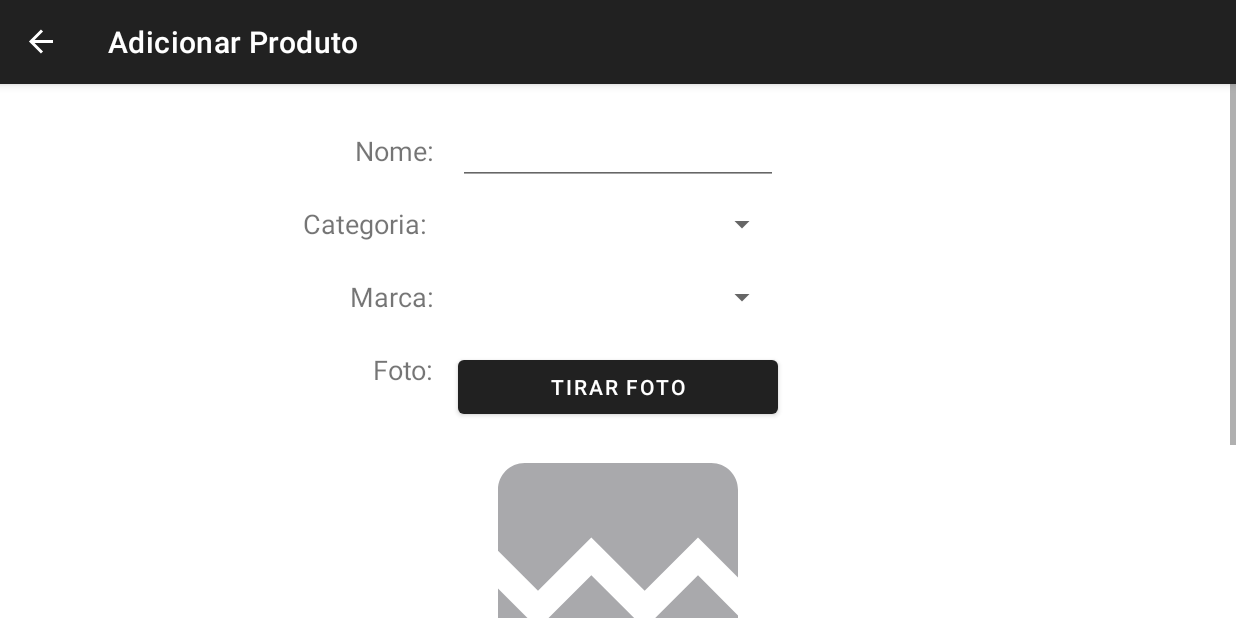
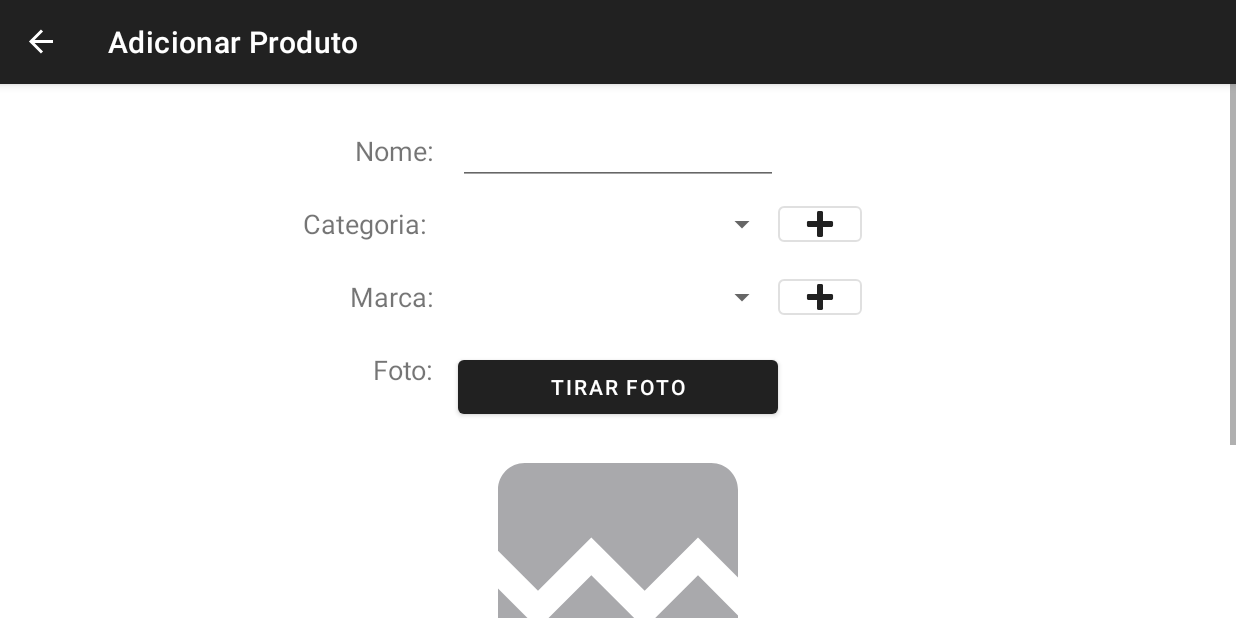
Before and after one commit to tiagonuneslx/gestao-da-cozinha, an Android app: the AdicionarProdutoFragment screen opened through its navigation route, on a phone screen of 824 x 412 dp (held sideways). Run offline under Robolectric (Android 15) with nearby library versions, the phone set to English and light mode, and no system bars; our stand-ins replace Dagger/Hilt's generated code, Timber, data binding, navigation-ui; libraries missing offline, so code that uses them is left out: androidx.hilt, androidx.hilt.lifecycle; pictures from the network do not load.

Commit message:
Adicionar Categoria ao adicionar produto (alpha)

```diff
--- a/app/src/main/java/com/example/gestaodacozinha/ui/registos/produtos/AdicionarProdutoFragment.kt
+++ b/app/src/main/java/com/example/gestaodacozinha/ui/registos/produtos/AdicionarProdutoFragment.kt
@@ -2,16 +2,21 @@ package com.example.gestaodacozinha.ui.registos.produtos
 
 import android.Manifest
 import android.os.Bundle
+import android.text.InputType
 import android.view.LayoutInflater
 import android.view.View
 import android.view.ViewGroup
+import android.widget.EditText
 import androidx.activity.result.contract.ActivityResultContracts
+import androidx.appcompat.app.AlertDialog
 import androidx.fragment.app.Fragment
 import androidx.fragment.app.viewModels
 import androidx.navigation.fragment.findNavController
+import com.example.gestaodacozinha.R
 import com.example.gestaodacozinha.databinding.AdicionarProdutoFragmentBinding
 import dagger.hilt.android.AndroidEntryPoint
 import timber.log.Timber
+
 
 @AndroidEntryPoint
 class AdicionarProdutoFragment : Fragment() {
@@ -68,9 +73,34 @@ class AdicionarProdutoFragment : Fragment() {
             }
         }
 
+        val adicionarCategoriaDialog: AlertDialog = buildAdicionarCategoriaDialog()
+
+        binding.botaoAdicionarCategoria.setOnClickListener {
+            adicionarCategoriaDialog.show()
+        }
+
         binding.viewModel = viewModel
         binding.lifecycleOwner = this
 
         return binding.root
     }
+
+    private fun buildAdicionarCategoriaDialog(): AlertDialog {
+        val builder = AlertDialog.Builder(requireContext())
+        builder.apply {
+            val input = EditText(requireContext())
+            input.inputType = InputType.TYPE_CLASS_TEXT or InputType.TYPE_TEXT_FLAG_CAP_SENTENCES
+            setView(input)
+            setPositiveButton(
+                R.string.ok
+            ) { dialog, id ->
+                Timber.d(input.toString())
+            }
+            setNegativeButton(
+                R.string.cancel
+            ) { dialog, id -> }
+            setTitle("Adicionar categoria")
+        }
+        return builder.create()
+    }
 }
--- a/app/src/main/res/layout/adicionar_produto_fragment.xml
+++ b/app/src/main/res/layout/adicionar_produto_fragment.xml
@@ -73,6 +73,16 @@
                 app:layout_constraintEnd_toEndOf="@+id/textView"
                 app:layout_constraintTop_toBottomOf="@+id/textView" />
 
+            <Button
+                android:id="@+id/botao_adicionar_categoria"
+                style="@style/Widget.App.Button.OutlinedButton.IconOnly"
+                android:layout_width="wrap_content"
+                android:layout_height="0dp"
+                app:icon="@android:drawable/ic_input_add"
+                app:layout_constraintBottom_toBottomOf="@+id/categoria_spinner"
+                app:layout_constraintStart_toEndOf="@+id/categoria_spinner"
+                app:layout_constraintTop_toTopOf="@+id/categoria_spinner" />
+
             <com.google.android.material.textview.MaterialTextView
                 android:id="@+id/textView5"
                 android:layout_width="wrap_content"
@@ -82,6 +92,16 @@
                 android:textSize="18sp"
                 app:layout_constraintEnd_toEndOf="@+id/textView3"
                 app:layout_constraintTop_toBottomOf="@+id/textView3" />
+
+            <Button
+                android:id="@+id/botao_adicionar_marca"
+                style="@style/Widget.App.Button.OutlinedButton.IconOnly"
+                android:layout_width="wrap_content"
+                android:layout_height="0dp"
+                app:icon="@android:drawable/ic_input_add"
+                app:layout_constraintBottom_toBottomOf="@+id/marca_spinner"
+                app:layout_constraintStart_toEndOf="@+id/marca_spinner"
+                app:layout_constraintTop_toTopOf="@+id/marca_spinner" />
 
             <com.google.android.material.textview.MaterialTextView
                 android:id="@+id/textView6"
--- a/app/src/main/res/values/strings.xml
+++ b/app/src/main/res/values/strings.xml
@@ -1,4 +1,6 @@
 <resources>
     <string name="app_name">Gestao da Cozinha</string>
     <string name="nome_transicao_produto_detalhes">produto_detalhes_%1$d</string>
+    <string name="ok">Adicionar</string>
+    <string name="cancel">Cancelar</string>
 </resources>
--- a/app/src/main/res/values/styles.xml
+++ b/app/src/main/res/values/styles.xml
@@ -4,4 +4,14 @@
         <!-- Customize your theme here. -->
     </style>
 
+    <style name="Widget.App.Button.OutlinedButton.IconOnly" parent="Widget.MaterialComponents.Button.OutlinedButton">
+        <item name="iconPadding">0dp</item>
+        <item name="android:insetTop">0dp</item>
+        <item name="android:insetBottom">0dp</item>
+        <item name="android:paddingLeft">12dp</item>
+        <item name="android:paddingRight">12dp</item>
+        <item name="android:minWidth">48dp</item>
+        <item name="android:minHeight">48dp</item>
+    </style>
+
 </resources>
```
